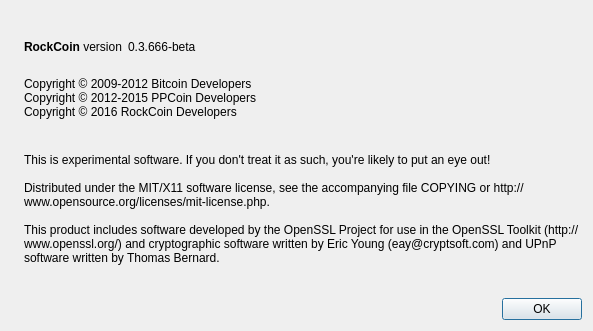
First picture: the form in src/qt/forms/aboutdialog.ui, repository haisee/rockcoin, before the edit.
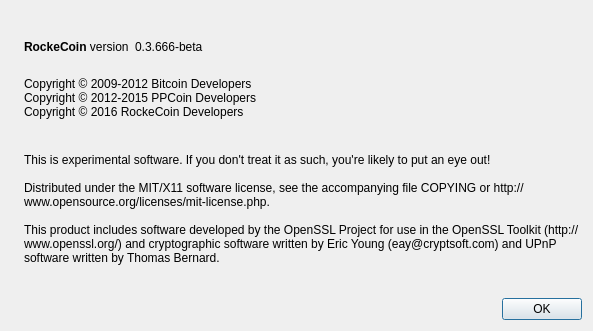
Second picture: the form after the edit. Icons and pictures are not drawn.

Commit message: fix coin name

```diff
--- a/src/qt/forms/aboutdialog.ui
+++ b/src/qt/forms/aboutdialog.ui
@@ -50,7 +50,7 @@
           <cursorShape>IBeamCursor</cursorShape>
          </property>
          <property name="text">
-          <string>&lt;b&gt;RockCoin&lt;/b&gt; version</string>
+          <string>&lt;b&gt;RockeCoin&lt;/b&gt; version</string>
          </property>
          <property name="textInteractionFlags">
           <set>Qt::LinksAccessibleByMouse|Qt::TextSelectableByKeyboard|Qt::TextSelectableByMouse</set>
@@ -94,7 +94,7 @@
         <string>
 Copyright © 2009-2012 Bitcoin Developers
 Copyright © 2012-2015 PPCoin Developers
-Copyright © 2016 RockCoin Developers
+Copyright © 2016 RockeCoin Developers
 </string>
        </property>
        <property name="textInteractionFlags">
```
Left out of the diff: 2 changed lines with no effect on the pictures. The commit also changes 141 other files.
